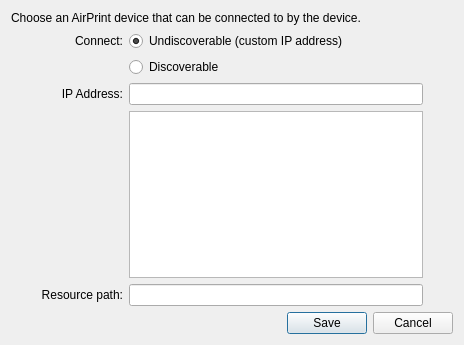
This is FWAdminLib/Configurator/AirPrintDeviceForm.ui in fw-dev/translations as Qt 5 draws it before an edit. The edited form follows.
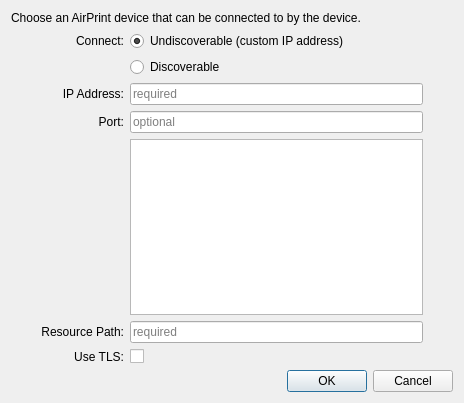
This is the edited form.

```diff
--- a/FWAdminLib/Configurator/AirPrintDeviceForm.ui
+++ b/FWAdminLib/Configurator/AirPrintDeviceForm.ui
@@ -7,7 +7,7 @@
     <x>0</x>
     <y>0</y>
     <width>464</width>
-    <height>345</height>
+    <height>403</height>
    </rect>
   </property>
   <property name="windowTitle">
@@ -35,6 +35,36 @@
      <property name="rightMargin">
       <number>30</number>
      </property>
+     <property name="bottomMargin">
+      <number>0</number>
+     </property>
+     <item row="3" column="0">
+      <widget class="QLabel" name="labelPort">
+       <property name="text">
+        <string>Port:</string>
+       </property>
+       <property name="alignment">
+        <set>Qt::AlignRight|Qt::AlignTrailing|Qt::AlignVCenter</set>
+       </property>
+      </widget>
+     </item>
+     <item row="3" column="1">
+      <widget class="QLineEdit" name="editPort">
+       <property name="placeholderText">
+        <string>optional</string>
+       </property>
+      </widget>
+     </item>
+     <item row="5" column="0">
+      <widget class="QLabel" name="labelResourcePath">
+       <property name="text">
+        <string>Resource Path:</string>
+       </property>
+       <property name="alignment">
+        <set>Qt::AlignRight|Qt::AlignTrailing|Qt::AlignVCenter</set>
+       </property>
+      </widget>
+     </item>
      <item row="0" column="0">
       <widget class="QLabel" name="label_2">
        <property name="text">
@@ -45,6 +75,19 @@
        </property>
       </widget>
      </item>
+     <item row="4" column="1">
+      <widget class="QListView" name="listBonjour">
+       <property name="minimumSize">
+        <size>
+         <width>0</width>
+         <height>140</height>
+        </size>
+       </property>
+       <property name="editTriggers">
+        <set>QAbstractItemView::NoEditTriggers</set>
+       </property>
+      </widget>
+     </item>
      <item row="0" column="1">
       <widget class="QRadioButton" name="radioUndiscoverable">
        <property name="text">
@@ -55,6 +98,13 @@
        </property>
       </widget>
      </item>
+     <item row="2" column="1">
+      <widget class="QLineEdit" name="editIPAddress">
+       <property name="placeholderText">
+        <string>required</string>
+       </property>
+      </widget>
+     </item>
      <item row="1" column="1">
       <widget class="QRadioButton" name="radioDiscoverable">
        <property name="text">
@@ -62,6 +112,13 @@
        </property>
       </widget>
      </item>
+     <item row="5" column="1">
+      <widget class="QLineEdit" name="editResourcePath">
+       <property name="placeholderText">
+        <string>required</string>
+       </property>
+      </widget>
+     </item>
      <item row="2" column="0">
       <widget class="QLabel" name="labelIPAddress">
        <property name="text">
@@ -72,34 +129,22 @@
        </property>
       </widget>
      </item>
-     <item row="2" column="1">
-      <widget class="QLineEdit" name="editIPAddress"/>
-     </item>
-     <item row="3" column="1">
-      <widget class="QListView" name="listBonjour">
-       <property name="minimumSize">
-        <size>
-         <width>0</width>
-         <height>140</height>
-        </size>
-       </property>
-       <property name="editTriggers">
-        <set>QAbstractItemView::NoEditTriggers</set>
-       </property>
-      </widget>
-     </item>
-     <item row="4" column="0">
-      <widget class="QLabel" name="labelResourcePath">
+     <item row="6" column="0">
+      <widget class="QLabel" name="labelUseTLS">
        <property name="text">
-        <string>Resource path:</string>
+        <string>Use TLS:</string>
        </property>
        <property name="alignment">
         <set>Qt::AlignRight|Qt::AlignTrailing|Qt::AlignVCenter</set>
        </property>
       </widget>
      </item>
-     <item row="4" column="1">
-      <widget class="QLineEdit" name="editResourcePath"/>
+     <item row="6" column="1">
+      <widget class="QCheckBox" name="checkBoxUseTLS">
+       <property name="text">
+        <string/>
+       </property>
+      </widget>
      </item>
     </layout>
    </item>
@@ -109,7 +154,7 @@
       <enum>Qt::Horizontal</enum>
      </property>
      <property name="standardButtons">
-      <set>QDialogButtonBox::Cancel|QDialogButtonBox::Save</set>
+      <set>QDialogButtonBox::Cancel|QDialogButtonBox::Ok</set>
      </property>
     </widget>
    </item>
```
Left out of the diff: 9 changed lines with no effect on the pictures.
